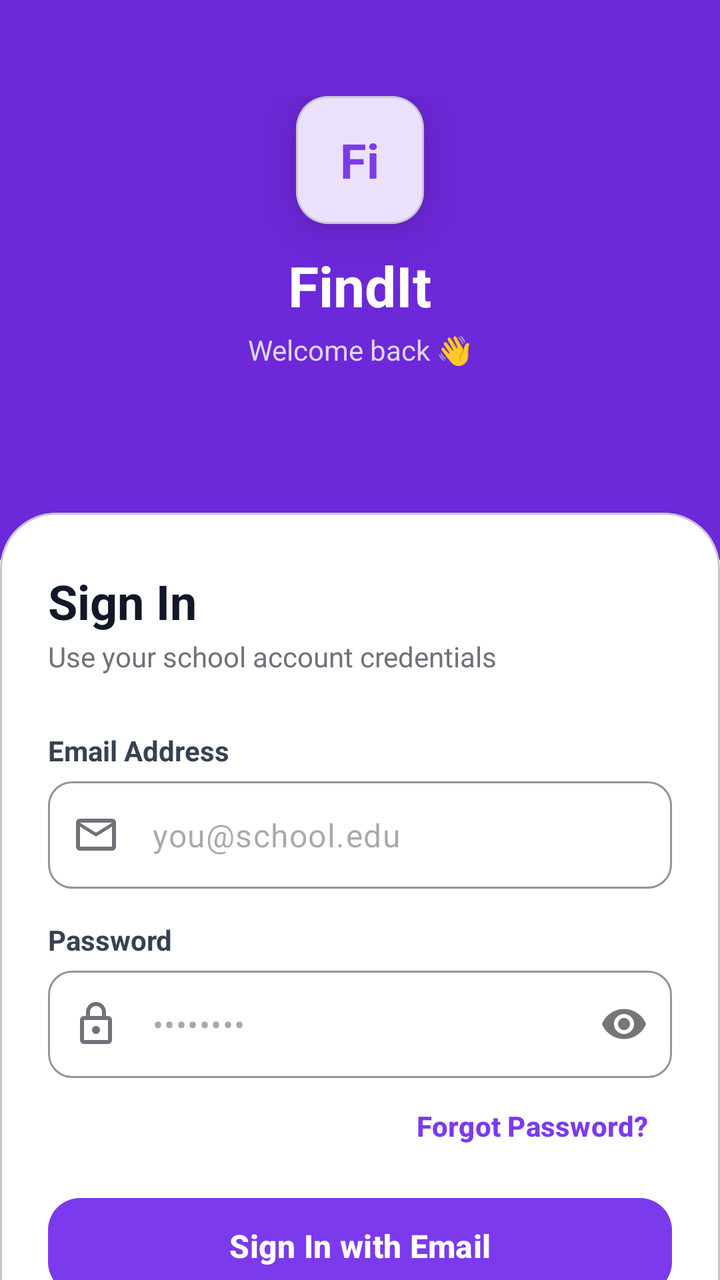
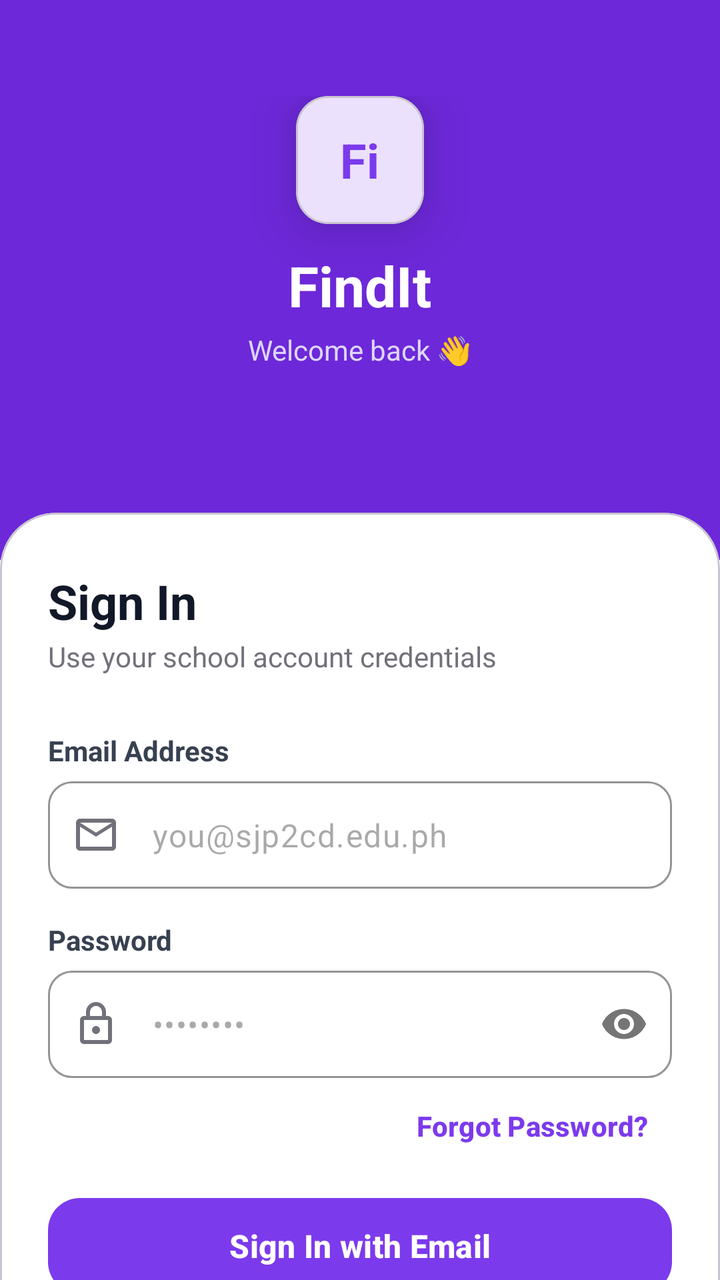

Compare the two renders of this Android layout. The source of the first and the diff that turns it into the second are given below.
<!-- AndroidManifest.xml: application theme Theme.FindIt -->
<!-- res/layout/fragment_login.xml -->
<?xml version="1.0" encoding="utf-8"?>
<androidx.core.widget.NestedScrollView xmlns:android="http://schemas.android.com/apk/res/android"
    xmlns:app="http://schemas.android.com/apk/res-auto"
    android:layout_width="match_parent"
    android:layout_height="match_parent"
    android:background="@color/white"
    android:fillViewport="true">

    <androidx.constraintlayout.widget.ConstraintLayout
        android:layout_width="match_parent"
        android:layout_height="wrap_content">

        
        <View
            android:id="@+id/hero_background"
            android:layout_width="match_parent"
            android:layout_height="280dp"
            android:background="@color/violet_700"
            app:layout_constraintTop_toTopOf="parent" />

        <LinearLayout
            android:id="@+id/header_container"
            android:layout_width="match_parent"
            android:layout_height="wrap_content"
            android:gravity="center_horizontal"
            android:orientation="vertical"
            android:paddingTop="48dp"
            app:layout_constraintTop_toTopOf="parent">

            <com.google.android.material.card.MaterialCardView
                android:layout_width="64dp"
                android:layout_height="64dp"
                app:cardBackgroundColor="@color/white"
                app:cardCornerRadius="16dp"
                app:cardElevation="16dp">

                <TextView
                    android:layout_width="wrap_content"
                    android:layout_height="wrap_content"
                    android:layout_gravity="center"
                    android:text="Fi"
                    android:textColor="@color/violet_600"
                    android:textSize="24sp"
                    android:textStyle="bold" />
            </com.google.android.material.card.MaterialCardView>

            <TextView
                android:layout_width="wrap_content"
                android:layout_height="wrap_content"
                android:layout_marginTop="12dp"
                android:text="FindIt"
                android:textColor="@color/white"
                android:textSize="28sp"
                android:textStyle="bold" />

            <TextView
                android:layout_width="wrap_content"
                android:layout_height="wrap_content"
                android:layout_marginTop="4dp"
                android:text="Welcome back 👋"
                android:textColor="@color/violet_200"
                android:textSize="14sp" />
        </LinearLayout>

        
        <com.google.android.material.card.MaterialCardView
            android:layout_width="match_parent"
            android:layout_height="wrap_content"
            android:layout_marginTop="-24dp"
            app:cardBackgroundColor="@color/white"
            app:cardCornerRadius="28dp"
            app:cardElevation="0dp"
            app:layout_constraintTop_toBottomOf="@id/hero_background">

            <LinearLayout
                android:layout_width="match_parent"
                android:layout_height="wrap_content"
                android:orientation="vertical"
                android:paddingHorizontal="24dp"
                android:paddingVertical="28dp">

                <TextView
                    android:layout_width="wrap_content"
                    android:layout_height="wrap_content"
                    android:text="Sign In"
                    android:textColor="@color/gray_900"
                    android:textSize="24sp"
                    android:textStyle="bold" />

                <TextView
                    android:layout_width="wrap_content"
                    android:layout_height="wrap_content"
                    android:layout_marginTop="2dp"
                    android:text="Use your school account credentials"
                    android:textColor="@color/gray_400"
                    android:textSize="14sp" />

                <TextView
                    android:id="@+id/error_text"
                    android:layout_width="wrap_content"
                    android:layout_height="wrap_content"
                    android:layout_marginTop="16dp"
                    android:textColor="@color/red_500"
                    android:textSize="14sp"
                    android:visibility="gone" />

                <TextView
                    android:layout_width="wrap_content"
                    android:layout_height="wrap_content"
                    android:layout_marginTop="28dp"
                    android:text="Email Address"
                    android:textColor="@color/gray_700"
                    android:textSize="14sp"
                    android:textStyle="bold" />

                <com.google.android.material.textfield.TextInputLayout
                    android:id="@+id/email_layout"
                    style="@style/Widget.Material3.TextInputLayout.OutlinedBox"
                    android:layout_width="match_parent"
                    android:layout_height="wrap_content"
                    android:layout_marginTop="6dp"
                    app:boxCornerRadiusBottomEnd="12dp"
                    app:boxCornerRadiusBottomStart="12dp"
                    app:boxCornerRadiusTopEnd="12dp"
                    app:boxCornerRadiusTopStart="12dp"
                    app:boxStrokeColor="@color/violet_400"
                    app:hintEnabled="false"
                    app:startIconDrawable="@drawable/ic_email"
                    app:startIconTint="@color/gray_400">

                    <com.google.android.material.textfield.TextInputEditText
                        android:id="@+id/email_edit_text"
                        android:layout_width="match_parent"
                        android:layout_height="wrap_content"
                        android:hint="you@school.edu"
                        android:inputType="textEmailAddress"
                        android:paddingVertical="16dp" />
                </com.google.android.material.textfield.TextInputLayout>

                <TextView
                    android:layout_width="wrap_content"
                    android:layout_height="wrap_content"
                    android:layout_marginTop="16dp"
                    android:text="Password"
                    android:textColor="@color/gray_700"
                    android:textSize="14sp"
                    android:textStyle="bold" />

                <com.google.android.material.textfield.TextInputLayout
                    android:id="@+id/password_layout"
                    style="@style/Widget.Material3.TextInputLayout.OutlinedBox"
                    android:layout_width="match_parent"
                    android:layout_height="wrap_content"
                    android:layout_marginTop="6dp"
                    app:boxCornerRadiusBottomEnd="12dp"
                    app:boxCornerRadiusBottomStart="12dp"
                    app:boxCornerRadiusTopEnd="12dp"
                    app:boxCornerRadiusTopStart="12dp"
                    app:boxStrokeColor="@color/violet_400"
                    app:hintEnabled="false"
                    app:passwordToggleEnabled="true"
                    app:startIconDrawable="@drawable/ic_lock"
                    app:startIconTint="@color/gray_400">

                    <com.google.android.material.textfield.TextInputEditText
                        android:id="@+id/password_edit_text"
                        android:layout_width="match_parent"
                        android:layout_height="wrap_content"
                        android:hint="••••••••"
                        android:inputType="textPassword"
                        android:paddingVertical="16dp" />
                </com.google.android.material.textfield.TextInputLayout>

                <Button
                    android:id="@+id/forgot_password_button"
                    style="@style/Widget.Material3.Button.TextButton"
                    android:layout_width="wrap_content"
                    android:layout_height="wrap_content"
                    android:layout_gravity="end"
                    android:text="Forgot Password?"
                    android:textColor="@color/violet_600"
                    android:textStyle="bold" />

                <com.google.android.material.button.MaterialButton
                    android:id="@+id/sign_in_button"
                    android:layout_width="match_parent"
                    android:layout_height="56dp"
                    android:layout_marginTop="8dp"
                    android:text="Sign In with Email"
                    android:textAllCaps="false"
                    android:textSize="16sp"
                    android:textStyle="bold"
                    app:backgroundTint="@color/violet_600"
                    app:cornerRadius="16dp"
                    app:elevation="8dp" />

                <com.google.android.material.button.MaterialButton
                    android:id="@+id/google_sign_in_button"
                    style="@style/Widget.Material3.Button.OutlinedButton"
                    android:layout_width="match_parent"
                    android:layout_height="56dp"
                    android:layout_marginTop="12dp"
                    android:text="Continue with Google"
                    android:textAllCaps="false"
                    android:textColor="@color/gray_800"
                    android:textSize="16sp"
                    android:textStyle="bold"
                    app:icon="@drawable/ic_google"
                    app:iconGravity="textStart"
                    app:iconPadding="8dp"
                    app:cornerRadius="16dp"
                    app:strokeColor="@color/gray_300"
                    app:iconTint="@null"/>

                <LinearLayout
                    android:layout_width="match_parent"
                    android:layout_height="wrap_content"
                    android:layout_marginTop="20dp"
                    android:gravity="center"
                    android:orientation="horizontal">

                    <TextView
                        android:layout_width="wrap_content"
                        android:layout_height="wrap_content"
                        android:text="New to FindIt? "
                        android:textColor="@color/gray_400"
                        android:textSize="14sp" />

                    <Button
                        android:id="@+id/create_account_button"
                        style="@style/Widget.Material3.Button.TextButton"
                        android:layout_width="wrap_content"
                        android:layout_height="wrap_content"
                        android:text="Create Account"
                        android:textColor="@color/violet_600"
                        android:textStyle="bold" />
                </LinearLayout>

                <com.google.android.material.card.MaterialCardView
                    android:layout_width="match_parent"
                    android:layout_height="wrap_content"
                    android:layout_marginTop="24dp"
                    app:cardBackgroundColor="@color/amber_50"
                    app:cardCornerRadius="16dp"
                    app:cardElevation="0dp">

                    <LinearLayout
                        android:layout_width="match_parent"
                        android:layout_height="wrap_content"
                        android:gravity="center"
                        android:orientation="vertical"
                        android:padding="16dp">

                        <TextView
                            android:layout_width="wrap_content"
                            android:layout_height="wrap_content"
                            android:text="Admin Access"
                            android:textColor="@color/amber_800"
                            android:textSize="12sp"
                            android:textStyle="bold" />

                        <TextView
                            android:layout_width="wrap_content"
                            android:layout_height="wrap_content"
                            android:layout_marginTop="4dp"
                            android:gravity="center"
                            android:text="Sign in with admin@school.edu to open the Admin Panel"
                            android:textColor="@color/amber_700"
                            android:textSize="12sp" />
                    </LinearLayout>
                </com.google.android.material.card.MaterialCardView>
            </LinearLayout>
        </com.google.android.material.card.MaterialCardView>
    </androidx.constraintlayout.widget.ConstraintLayout>
</androidx.core.widget.NestedScrollView>
<!-- resources referenced by this layout -->
<resources>
  <color name="amber_50">#FFFBEB</color>
  <color name="amber_700">#B45309</color>
  <color name="amber_800">#92400E</color>
  <color name="gray_300">#D1D5DB</color>
  <color name="gray_400">#71717A</color>
  <color name="gray_700">#374151</color>
  <color name="gray_800">#1F2937</color>
  <color name="gray_900">#111827</color>
  <color name="red_500">#EF4444</color>
  <color name="violet_200">#DDD6FE</color>
  <color name="violet_400">#A78BFA</color>
  <color name="violet_600">#7C3AED</color>
  <color name="violet_700">#6D28D9</color>
  <color name="white">#FFFFFF</color>
  <!-- drawable ic_email (drawable) -->
  <vector xmlns:android="http://schemas.android.com/apk/res/android"
      android:width="24dp"
      android:height="24dp"
      android:viewportWidth="24"
      android:viewportHeight="24">
    <path
        android:fillColor="@android:color/black"
        android:pathData="M20,4L4,4c-1.1,0 -1.99,0.9 -1.99,2L2,18c0,1.1 0.9,2 2,2h16c1.1,0 2,-0.9 2,-2L22,6c0,-1.1 -0.9,-2 -2,-2zM20,18L4,18L4,8l8,5 8,-5v10zM12,11L4,6h16l-8,5z"/>
  </vector>
  <!-- drawable ic_google: png bitmap (drawable, 2343 bytes) -->
  <!-- drawable ic_lock (drawable) -->
  <vector xmlns:android="http://schemas.android.com/apk/res/android"
      android:width="24dp"
      android:height="24dp"
      android:viewportWidth="24"
      android:viewportHeight="24">
    <path
        android:fillColor="@android:color/black"
        android:pathData="M18,8h-1L17,6c0,-2.76 -2.24,-5 -5,-5S7,3.24 7,6v2L6,8c-1.1,0 -2,0.9 -2,2v10c0,1.1 0.9,2 2,2h12c1.1,0 2,-0.9 2,-2L20,10c0,-1.1 -0.9,-2 -2,-2zM9,6c0,-1.66 1.34,-3 3,-3s3,1.34 3,3v2L9,8L9,6zM18,20L6,20L6,10h12v10zM12,13c-1.1,0 -2,0.9 -2,2s0.9,2 2,2 2,-0.9 2,-2 -0.9,-2 -2,-2z"/>
  </vector>
  <style name="Theme.FindIt" parent="Theme.Material3.DayNight.NoActionBar">
          
          <item name="colorPrimary">@color/violet_600</item>
          <item name="colorOnPrimary">@color/white</item>
          <item name="colorPrimaryContainer">@color/violet_100</item>
          <item name="colorOnPrimaryContainer">@color/violet_900</item>
  
          
          <item name="colorSecondary">@color/violet_400</item>
          <item name="colorOnSecondary">@color/white</item>
  
          
          <item name="android:statusBarColor">@android:color/transparent</item>
          <item name="android:windowLightStatusBar">true</item>
  
          
          <item name="android:windowBackground">@color/white</item>
  
          <item name="colorSurface">@color/white</item>
          <item name="colorOnSurface">@color/gray_900</item>
          <item name="colorSurfaceVariant">@color/gray_50</item>
          <item name="colorOnSurfaceVariant">@color/gray_500</item>
  
          <item name="colorError">@color/red_500</item>
          <item name="colorOnError">@color/white</item>
      </style>
  <color name="violet_100">#EDE9FE</color>
  <color name="violet_900">#4C1D95</color>
  <color name="gray_50">#F9FAFB</color>
  <color name="gray_500">#52525B</color>
</resources>

<!-- the commit's change to res/layout/fragment_login.xml (unified diff, before → after) -->
@@ -132,7 +132,7 @@
                         android:id="@+id/email_edit_text"
                         android:layout_width="match_parent"
                         android:layout_height="wrap_content"
-                        android:hint="you@school.edu"
+                        android:hint="you@sjp2cd.edu.ph"
                         android:inputType="textEmailAddress"
                         android:paddingVertical="16dp" />
                 </com.google.android.material.textfield.TextInputLayout>
